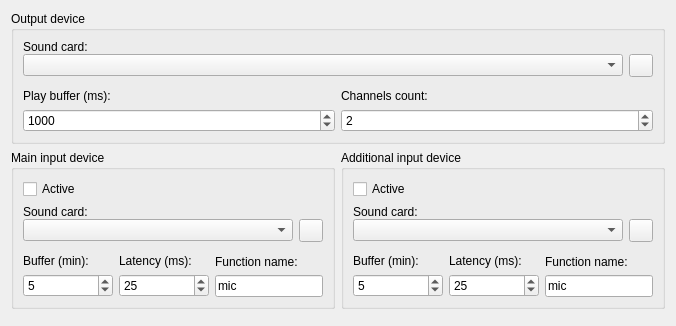
This is soundGEN/widgets/iopicker.ui in Posedelov-Evgeniy/Sgen as Qt 5 draws it before an edit. The edited form follows.
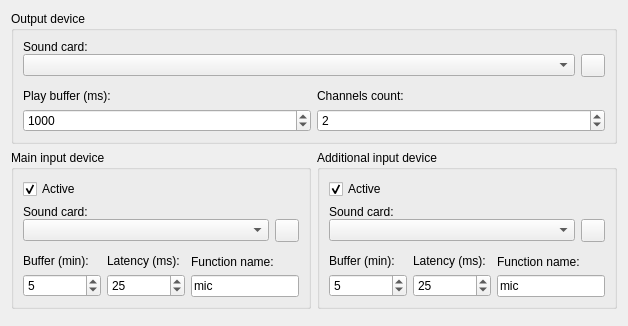
This is the edited form. Icons and pictures are not drawn.

The edit to the form file:
```diff
--- a/soundGEN/widgets/iopicker.ui
+++ b/soundGEN/widgets/iopicker.ui
@@ -6,7 +6,7 @@
    <rect>
     <x>0</x>
     <y>0</y>
-    <width>676</width>
+    <width>628</width>
     <height>319</height>
    </rect>
   </property>
@@ -134,7 +134,7 @@
    <item>
     <layout class="QHBoxLayout" name="horizontalLayout_7">
      <item>
-      <widget class="QGroupBox" name="groupBox_3">
+      <widget class="QGroupBox" name="groupBox_in_1">
        <property name="title">
         <string>Main input device</string>
        </property>
@@ -147,8 +147,29 @@
           <property name="text">
            <string>Active</string>
           </property>
+          <property name="checked">
+           <bool>true</bool>
+          </property>
          </widget>
         </item>
+        <item>
+         <widget class="QWidget" name="widget_in_1" native="true">
+          <layout class="QVBoxLayout" name="verticalLayout_16">
+           <property name="spacing">
+            <number>6</number>
+           </property>
+           <property name="leftMargin">
+            <number>0</number>
+           </property>
+           <property name="topMargin">
+            <number>0</number>
+           </property>
+           <property name="rightMargin">
+            <number>0</number>
+           </property>
+           <property name="bottomMargin">
+            <number>0</number>
+           </property>
         <item>
          <layout class="QVBoxLayout" name="verticalLayout_2">
           <property name="spacing">
@@ -302,8 +323,11 @@
        </layout>
       </widget>
      </item>
+       </layout>
+      </widget>
+     </item>
      <item>
-      <widget class="QGroupBox" name="groupBox_4">
+      <widget class="QGroupBox" name="groupBox_in_2">
        <property name="title">
         <string>Additional input device</string>
        </property>
@@ -316,8 +340,26 @@
           <property name="text">
            <string>Active</string>
           </property>
+          <property name="checked">
+           <bool>true</bool>
+          </property>
          </widget>
         </item>
+        <item>
+         <widget class="QWidget" name="widget_in_2" native="true">
+          <layout class="QVBoxLayout" name="verticalLayout_17">
+           <property name="leftMargin">
+            <number>0</number>
+           </property>
+           <property name="topMargin">
+            <number>0</number>
+           </property>
+           <property name="rightMargin">
+            <number>0</number>
+           </property>
+           <property name="bottomMargin">
+            <number>0</number>
+           </property>
         <item>
          <layout class="QVBoxLayout" name="verticalLayout_7">
           <property name="spacing">
@@ -467,6 +509,9 @@
            </layout>
           </item>
          </layout>
+           </item>
+          </layout>
+         </widget>
         </item>
        </layout>
       </widget>
```
Lines whose indentation alone changed are shown as unchanged.
